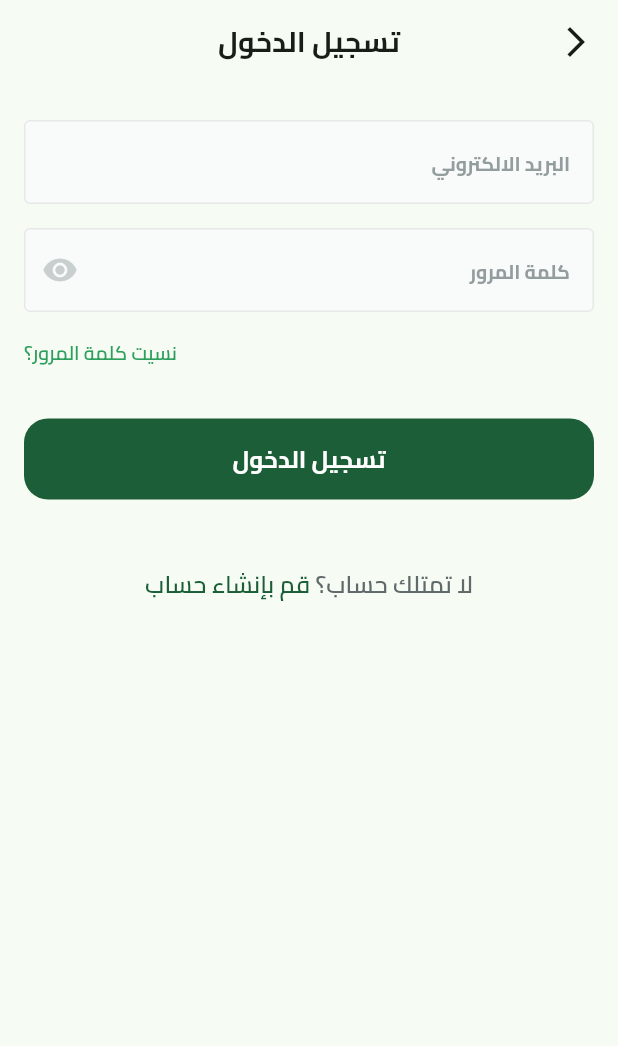
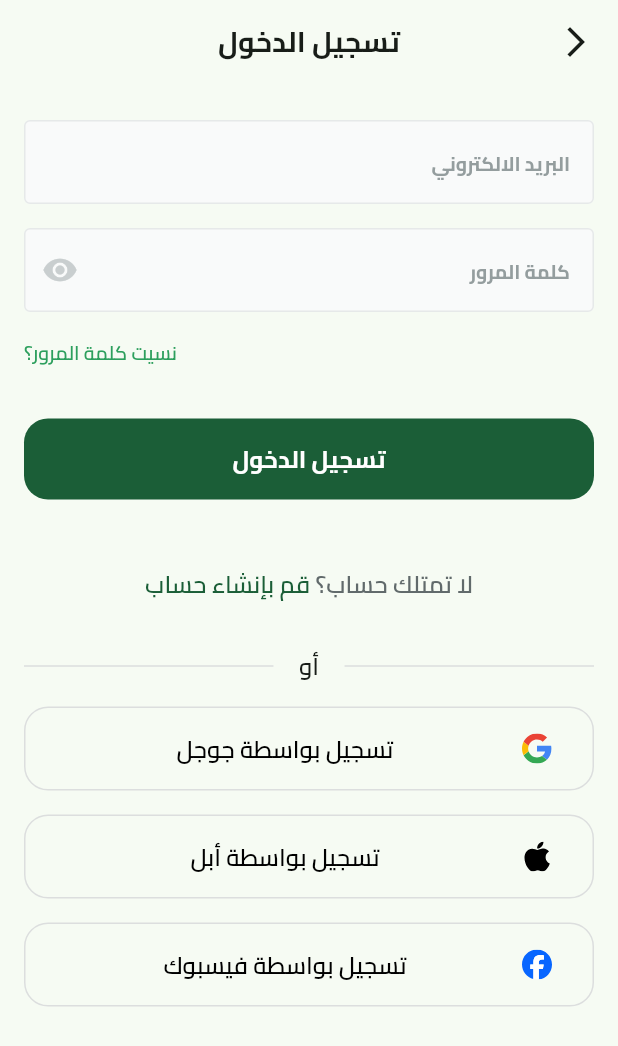
Before and after one commit to MeDoRa0/fruit_hub, a Flutter app: the LoginView screen opened by its route, on a phone screen of 412 x 824 dp. Shown: the top 1046 px of the screen. Run offline on Flutter 3.47's test engine with Material 3 defaults, Android fonts, the phone set to English and light mode, and no system bars; our stand-ins replace dots_indicator, flutter_svg, shared_preferences; accounts and stored records are empty.

Commit message:
Add social login buttons and related assets; update login view layout

```diff
--- a/lib/core/utils/assets.dart
+++ b/lib/core/utils/assets.dart
@@ -1,6 +1,18 @@
 // ignore_for_file: prefer_single_quotes
 class Assets {
   Assets._();
+
+  /// Assets for iconsAppleLogo
+  /// assets/icons/apple_logo.svg
+  static const String iconsAppleLogo = "assets/icons/apple_logo.svg";
+
+  /// Assets for iconsFacebookLogo
+  /// assets/icons/facebook_logo.svg
+  static const String iconsFacebookLogo = "assets/icons/facebook_logo.svg";
+
+  /// Assets for iconsGoogleLogo
+  /// assets/icons/google_logo.svg
+  static const String iconsGoogleLogo = "assets/icons/google_logo.svg";
 
   /// Assets for imagesFruitLogo
   /// assets/images/fruit_logo.png
--- /dev/null
+++ b/lib/features/authentication/presentation/views/widget/dont_have_an_account_widget.dart
@@ -0,0 +1,41 @@
+import 'package:flutter/material.dart';
+import 'package:fruit_hub/core/utils/app_colors.dart';
+import 'package:fruit_hub/core/utils/text_styles.dart';
+
+class DontHaveAnAccountWidget extends StatelessWidget {
+  const DontHaveAnAccountWidget({
+    super.key,
+  });
+
+  @override
+  Widget build(BuildContext context) {
+    return Text.rich(
+      TextSpan(
+        children: [
+          TextSpan(
+            text: 'لا تمتلك حساب؟',
+            style: AppTextStyle.font16SemiBold.copyWith(
+              color: Color(0xFF616A6B),
+              height: 1.40,
+            ),
+          ),
+          TextSpan(
+            text: ' ',
+            style: AppTextStyle.font16SemiBold.copyWith(
+              color: Color(0xFF616A6B),
+              height: 1.40,
+            ),
+          ),
+          TextSpan(
+            text: 'قم بإنشاء حساب',
+            style: AppTextStyle.font16SemiBold.copyWith(
+              color: AppColors.primaryColor,
+              height: 1.40,
+            ),
+          ),
+        ],
+      ),
+      textAlign: TextAlign.center,
+    );
+  }
+}
--- a/lib/features/authentication/presentation/views/widget/login_view_body.dart
+++ b/lib/features/authentication/presentation/views/widget/login_view_body.dart
@@ -1,9 +1,13 @@
 import 'package:flutter/material.dart';
 import 'package:fruit_hub/constant.dart';
 import 'package:fruit_hub/core/utils/app_colors.dart';
+import 'package:fruit_hub/core/utils/assets.dart';
 import 'package:fruit_hub/core/utils/text_styles.dart';
 import 'package:fruit_hub/core/widgets/custom_button.dart';
 import 'package:fruit_hub/core/widgets/custom_text_form_field.dart';
+import 'package:fruit_hub/features/authentication/presentation/views/widget/dont_have_an_account_widget.dart';
+import 'package:fruit_hub/features/authentication/presentation/views/widget/or_divider.dart';
+import 'package:fruit_hub/features/authentication/presentation/views/widget/social_login_button.dart';
 
 class LoginViewBody extends StatelessWidget {
   const LoginViewBody({super.key});
@@ -56,35 +60,27 @@ class LoginViewBody extends StatelessWidget {
           SizedBox(
             height: 45,
           ),
-          Text.rich(
-            TextSpan(
-              children: [
-                TextSpan(
-                  text: 'لا تمتلك حساب؟',
-                  style: AppTextStyle.font16SemiBold.copyWith(
-                    color: Color(0xFF616A6B),
-                    height: 1.40,
-                  ),
-                ),
-                TextSpan(
-                  text: ' ',
-                  style: AppTextStyle.font16SemiBold.copyWith(
-                    color: Color(0xFF616A6B),
-                    height: 1.40,
-                  ),
-                ),
-                TextSpan(
-                  text: 'قم بإنشاء حساب',
-                  style: AppTextStyle.font16SemiBold.copyWith(
-                    color: AppColors.primaryColor,
-                    height: 1.40,
-                  ),
-                ),
-              ],
-            ),
-            textAlign: TextAlign.center,
+          DontHaveAnAccountWidget(),
+          SizedBox(height: 33),
+          OrDivider(),
+          SizedBox(height: 16),
+          SocialLoginButton(
+            label: 'تسجيل بواسطة جوجل',
+            logo: Assets.iconsGoogleLogo,
+            onPressed: () {},
           ),
-          SizedBox(height: 33),
+          SizedBox(height: 16),
+          SocialLoginButton(
+            label: 'تسجيل بواسطة أبل',
+            logo: Assets.iconsAppleLogo,
+            onPressed: () {},
+          ),
+          SizedBox(height: 16),
+          SocialLoginButton(
+            label: 'تسجيل بواسطة فيسبوك',
+            logo: Assets.iconsFacebookLogo,
+            onPressed: () {},
+          )
         ],
       ),
     );
--- /dev/null
+++ b/lib/features/authentication/presentation/views/widget/or_divider.dart
@@ -0,0 +1,32 @@
+import 'package:flutter/material.dart';
+import 'package:fruit_hub/core/utils/text_styles.dart';
+
+class OrDivider extends StatelessWidget {
+  const OrDivider({super.key});
+
+  @override
+  Widget build(BuildContext context) {
+    return Row(
+      children: [
+        Expanded(
+          child: Divider(
+            color: Color(0xFFDCDEDE),
+          ),
+        ),
+        Padding(
+          padding: const EdgeInsets.symmetric(horizontal: 17),
+          child: Text(
+            'أو',
+            style: AppTextStyle.font16SemiBold,
+          ),
+        ),
+        Expanded(
+          child: Divider(
+            color: Color(0xFFDCDEDE),
+          ),
+        ),
+
+      ],
+    );
+  }
+}
--- /dev/null
+++ b/lib/features/authentication/presentation/views/widget/social_login_button.dart
@@ -0,0 +1,42 @@
+import 'package:flutter/material.dart';
+import 'package:flutter_svg/flutter_svg.dart';
+import 'package:fruit_hub/core/utils/text_styles.dart';
+
+class SocialLoginButton extends StatelessWidget {
+  const SocialLoginButton({
+    super.key,
+    required this.label,
+    required this.logo,
+    required this.onPressed,
+  });
+  final String label;
+  final String logo;
+  final VoidCallback onPressed;
+
+  @override
+  Widget build(BuildContext context) {
+    return SizedBox(
+      width: double.infinity,
+      height: 56,
+      child: TextButton(
+        style: TextButton.styleFrom(
+          shape: RoundedRectangleBorder(
+            side: BorderSide(color: Color(0xFFDCDEDE), width: 1),
+            borderRadius: BorderRadius.circular(16),
+          ),
+        ),
+        onPressed: onPressed,
+        child: ListTile(
+          //visualDensity Reduces vertical space to the minimum.
+          visualDensity: VisualDensity(vertical: VisualDensity.minimumDensity),
+          leading: SvgPicture.asset(logo),
+          title: Text(
+            label,
+            textAlign: TextAlign.center,
+            style: AppTextStyle.font16SemiBold.copyWith(color: Colors.black),
+          ),
+        ),
+      ),
+    );
+  }
+}
--- a/pubspec.yaml
+++ b/pubspec.yaml
@@ -83,9 +83,12 @@ flutter:
   # see https://flutter.dev/to/font-from-package
   assets:
     - assets/images/
+    - assets/icons/
 
 flutter_assets:
-  assets_path: assets/images/
+  assets_path:
+    - assets/images/
+    - assets/icons/
   output_path: lib/core/utils/
   filename: assets.dart
   field_prefix: null
```
Also changed, not shown: assets/icons/apple_logo.svg (added), assets/icons/facebook_logo.svg (added), assets/icons/google_logo.svg (added).
